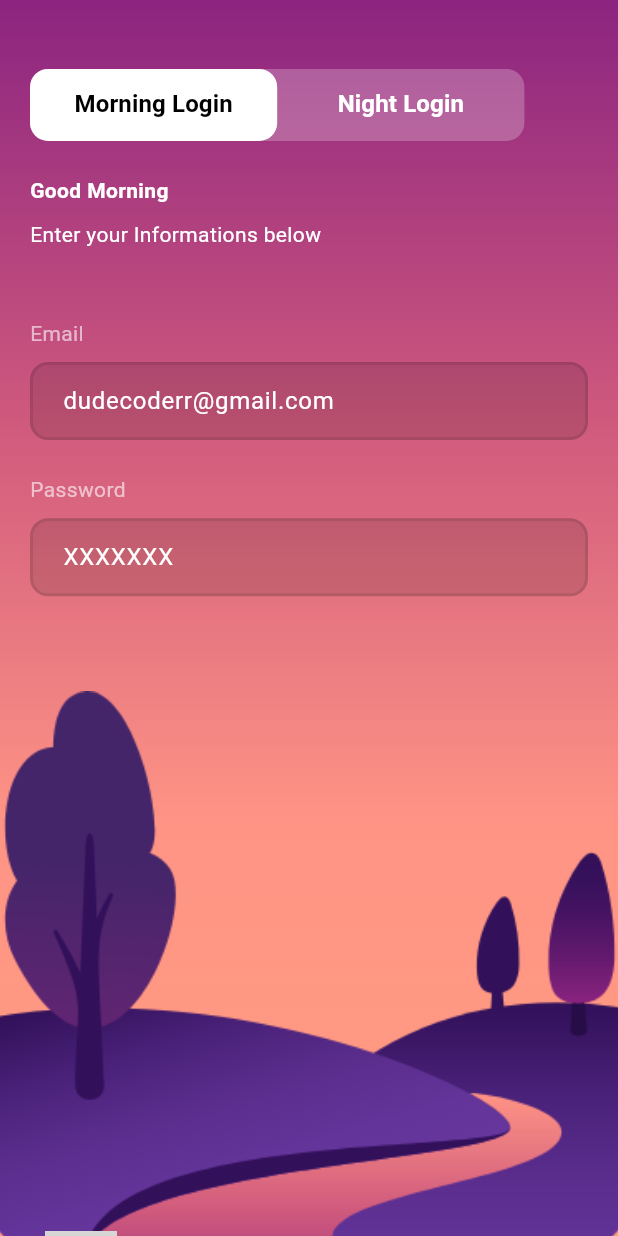
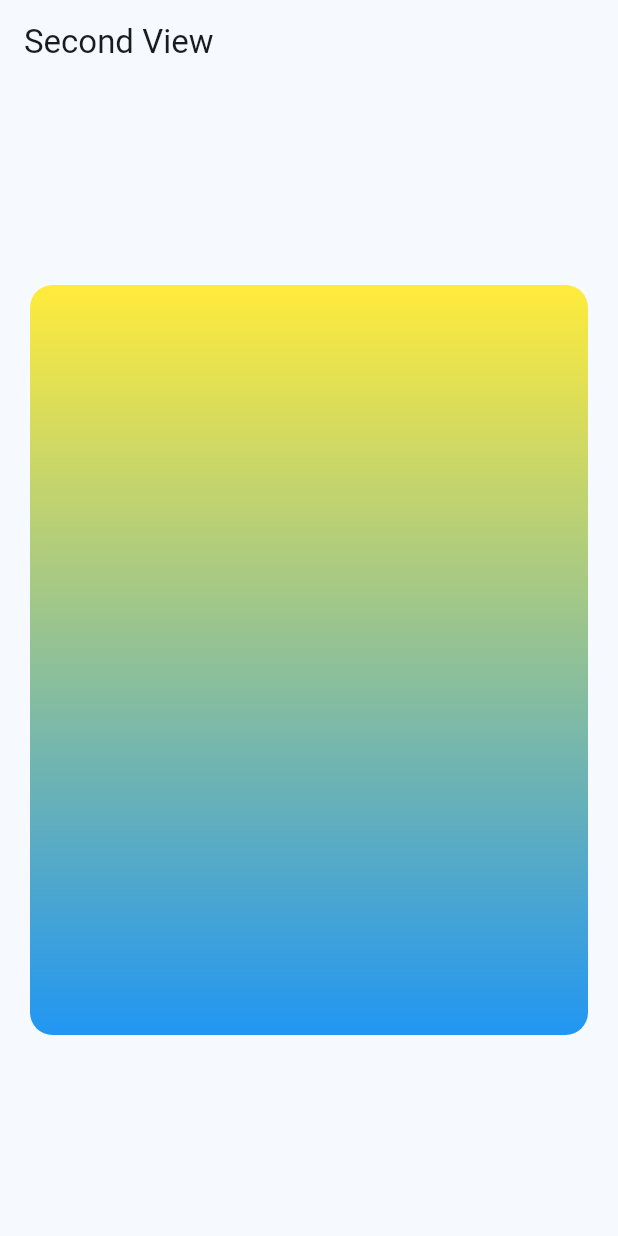
Before and after one commit to AbdhulFathir/flutter-animation, a Flutter app: the screen it shows after launch, on a phone screen of 412 x 824 dp. Run offline on Flutter 3.47's test engine with Material 3 defaults, Android fonts, the phone set to English and light mode, and no system bars; our stand-ins replace flutter_svg; grey boxes are pictures that could not be loaded.

Commit message:
Changes in main view

```diff
--- /dev/null
+++ b/lib/Aplication/theme_service.dart
@@ -0,0 +1,10 @@
+import 'package:flutter/material.dart';
+
+class ThemeService extends ChangeNotifier {
+  bool isDarkModeOn = false;
+
+  void toggleTheme() {
+    isDarkModeOn = !isDarkModeOn;
+    notifyListeners();
+  }
+}
--- a/lib/main.dart
+++ b/lib/main.dart
@@ -1,9 +1,15 @@
-
 import 'package:flutter/material.dart';
 import 'package:flutter_animation/screens/login/login_screen.dart';
+import 'package:flutter_animation/theme.dart';
+import 'Aplication/theme_service.dart';
+import 'screens/second_view/second_view.dart';
+import 'package:provider/provider.dart';
 
 void main() {
-  runApp(const MyApp());
+  runApp(ChangeNotifierProvider(
+    create: (context) => ThemeService(),
+    child: const MyApp(),
+  ));
 }
 
 class MyApp extends StatelessWidget {
@@ -12,14 +18,15 @@ class MyApp extends StatelessWidget {
   // This widget is the root of your application.
   @override
   Widget build(BuildContext context) {
-    return MaterialApp(
-      debugShowCheckedModeBanner: false,
-      title: 'Flutter Demo',
-      theme: ThemeData(
-        primarySwatch: Colors.blue,
-        visualDensity: VisualDensity.adaptivePlatformDensity,
-      ),
-      home: LoginScreen(),
-    );
+    return Consumer<ThemeService>(builder: (context, themeService, child) {
+      return MaterialApp(
+        themeMode: themeService.isDarkModeOn ? ThemeMode.dark : ThemeMode.light,
+        theme: AppTheme.lightTheme,
+        darkTheme: AppTheme.darkTheme,
+        debugShowCheckedModeBanner: false,
+        title: 'Flutter Demo',
+        home: const SecondView(),
+      );
+    });
   }
 }
--- /dev/null
+++ b/lib/screens/second_view/second_view.dart
@@ -0,0 +1,45 @@
+import 'package:flutter/material.dart';
+import '../../Aplication/theme_service.dart';
+import 'package:provider/provider.dart';
+
+class SecondView extends StatefulWidget {
+  const SecondView({super.key});
+
+  @override
+  State<SecondView> createState() => _SecondViewState();
+}
+
+class _SecondViewState extends State<SecondView> {
+  @override
+  Widget build(BuildContext context) {
+    return Scaffold(
+      appBar: AppBar(
+        title: const Text("Second View"),
+      ),
+      body: Center(
+        child: Padding(
+          padding: const EdgeInsets.all(20),
+          child: Container(
+            height: 500,
+            decoration: BoxDecoration(
+                borderRadius: BorderRadius.circular(15),
+                gradient: const LinearGradient(
+                  colors: [
+                    Colors.blue,
+                    Colors.yellow,
+                  ],
+                  begin: Alignment.bottomCenter,
+                  end: Alignment.topCenter,
+                )),
+          ),
+        ),
+      ),
+      // floatingActionButton: FloatingActionButton(
+      //   onPressed: () {
+      //     Provider.of<ThemeService>(context, listen: false).toggleTheme();
+      //   },
+      //   child: const Icon(Icons.ac_unit),
+      // ),
+    );
+  }
+}
--- /dev/null
+++ b/lib/theme.dart
@@ -0,0 +1,30 @@
+import 'package:flutter/material.dart';
+
+// about Material 3(https://m3.material.io/) and the useMaterial3 flag(https://api.flutter.dev/flutter/material/ThemeData/useMaterial3.html)
+
+class AppTheme {
+  AppTheme._();
+
+  static const _primaryColorLight = Colors.lightBlueAccent;
+
+  static const _primaryColorDark = Colors.lightGreenAccent;
+
+  static final ThemeData lightTheme = ThemeData(
+    colorScheme: ColorScheme.fromSeed(
+      seedColor: _primaryColorLight,
+      brightness: Brightness.light,
+    ),
+    useMaterial3: true,
+  );
+
+  static final ThemeData darkTheme = ThemeData(
+    useMaterial3: true,
+    appBarTheme: const AppBarTheme(
+      centerTitle: false,
+    ),
+    colorScheme: ColorScheme.fromSeed(
+      seedColor: _primaryColorDark,
+      brightness: Brightness.dark,
+    ),
+  );
+}
--- a/pubspec.yaml
+++ b/pubspec.yaml
@@ -35,6 +35,8 @@ dependencies:
   # The following adds the Cupertino Icons font to your application.
   # Use with the CupertinoIcons class for iOS style icons.
   cupertino_icons: ^1.0.8
+  provider: ^6.1.2
+  flutter_svg: ^2.0.10+1
 
 dev_dependencies:
   flutter_test:
@@ -45,9 +47,7 @@ dev_dependencies:
   # activated in the `analysis_options.yaml` file located at the root of your
   # package. See that file for information about deactivating specific lint
   # rules and activating additional ones.
-  flutter_lints: ^4.0.0
-  cupertino_icons: ^1.0.8
-  flutter_svg: ^2.0.10+1
+  flutter_lints: ^5.0.0
 
 # For information on the generic Dart part of this file, see the
 # following page: https://dart.dev/tools/pub/pubspec
```
Also changed, not shown: pubspec.lock.
